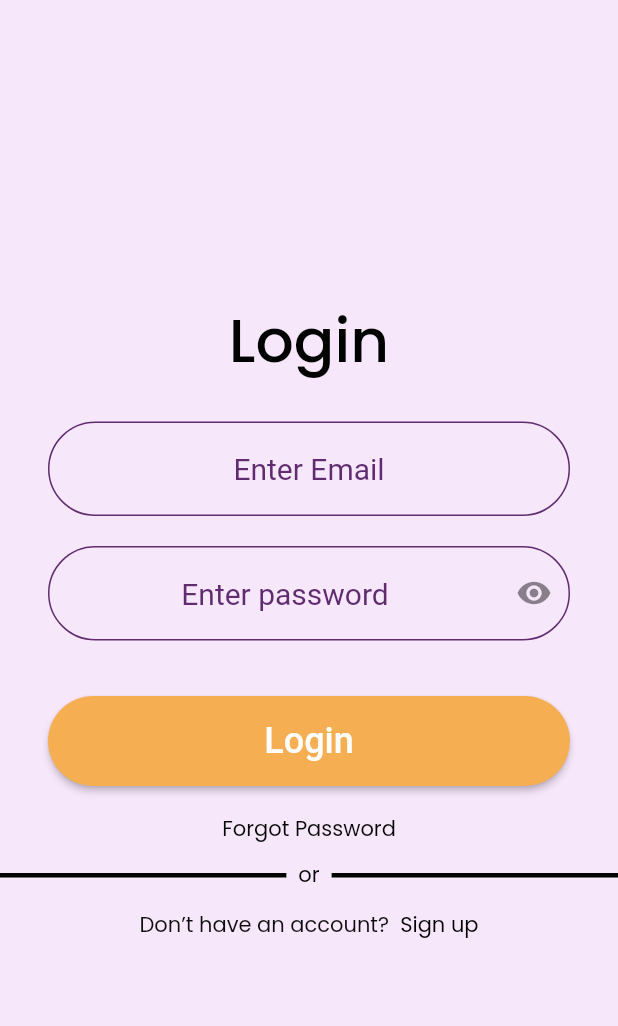
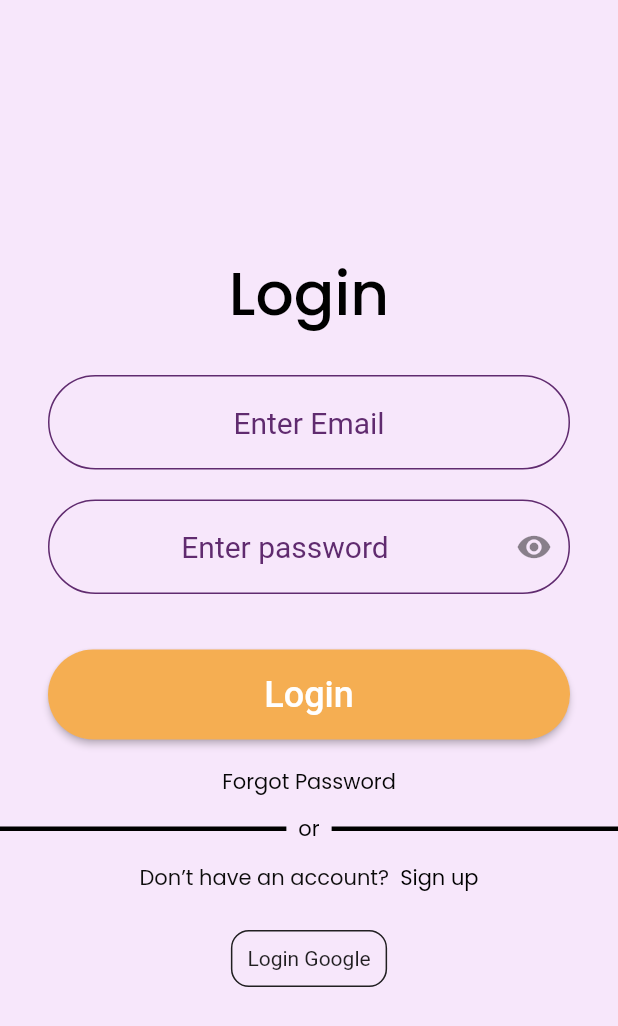
Before and after one commit to mf4lsb/steganography-app, a Flutter app: the screen it shows after launch, on a phone screen of 412 x 824 dp. Shown: the top 1026 px of the screen. Run offline on Flutter 3.47's test engine with Material 2 defaults, Android fonts, the phone set to English and light mode, and no system bars; our stand-ins replace firebase_auth, firebase_core, firebase_database, firebase_storage, flutter_svg, google_sign_in and 1 more; accounts and stored records are empty.

Commit message:
Integration login with google

```diff
--- a/lib/views/login/login_view.dart
+++ b/lib/views/login/login_view.dart
@@ -111,6 +111,10 @@ class _LoginViewState extends State<LoginView> {
     }
   }
 
+  Future<void> loginGoogleAction() async {
+    final gLogin = await AuthService.signInWithGoogle();
+  }
+
   @override
   Widget build(BuildContext context) {
     return Scaffold(
@@ -190,6 +194,18 @@ class _LoginViewState extends State<LoginView> {
                     _buildHorizontalRule(),
                     const SizedBox(height: 12),
                     _buildSignUpQuestion(),
+                    const SizedBox(height: 24),
+                    GestureDetector(
+                      onTap: loginGoogleAction,
+                      child: Container(
+                        padding: const EdgeInsets.all(10),
+                        decoration: BoxDecoration(
+                          border: Border.all(color: Colors.black87),
+                          borderRadius: BorderRadius.circular(12),
+                        ),
+                        child: const Text('Login Google'),
+                      ),
+                    ),
                     const Spacer(),
                   ],
                 ),
--- a/pubspec.yaml
+++ b/pubspec.yaml
@@ -24,6 +24,7 @@ dependencies:
   file_picker: ^5.3.2
   firebase_database: ^10.2.3
   uuid: ^3.0.7
+  google_sign_in: ^6.1.4
 
 dev_dependencies:
   flutter_test:
```
Also changed, not shown: lib/data/auth_service.dart (+23 -0 lines), pubspec.lock, 1 other file.
